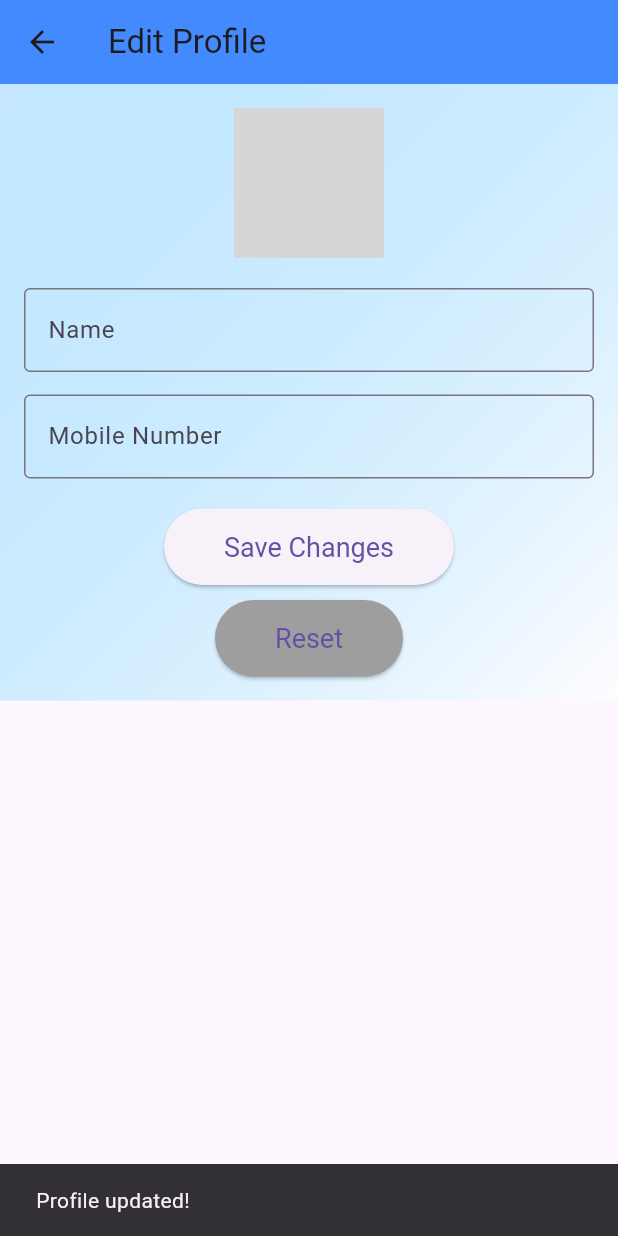
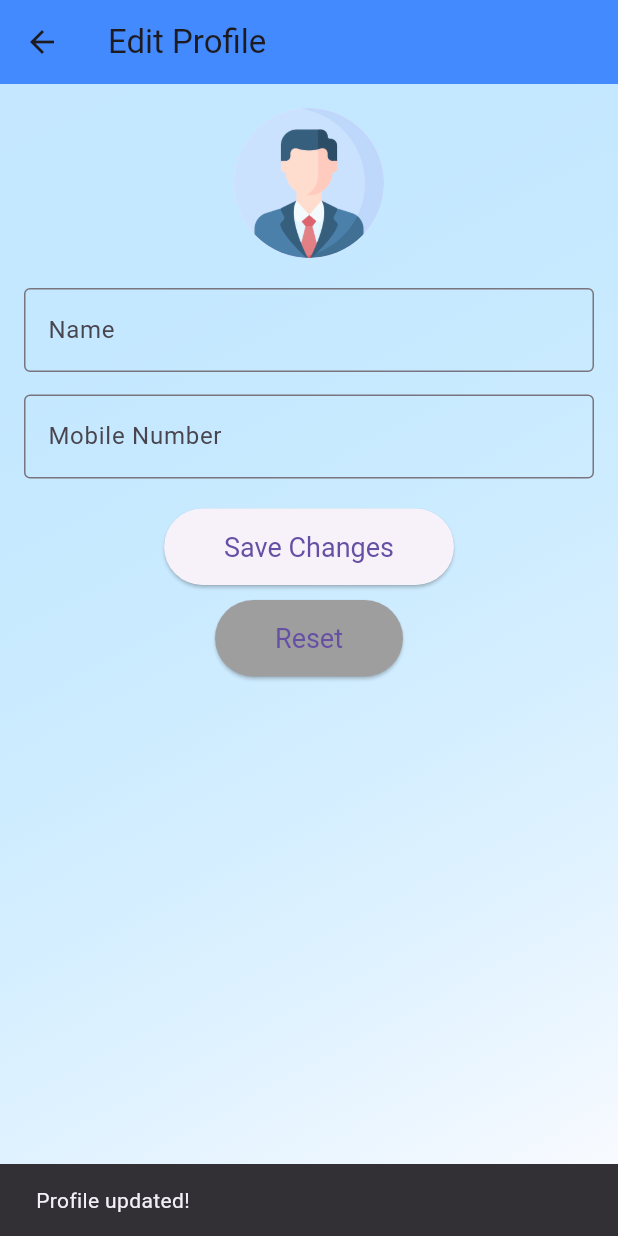
Before and after one commit to project916/speciesdectection, a Flutter app: the EditProfilePage screen opened directly, after a tap on "Save Changes", on a phone screen of 412 x 824 dp. Run offline on Flutter 3.47's test engine with Material 3 defaults, Android fonts, the phone set to English and light mode, and no system bars; our stand-ins replace cloud_firestore, file_picker, firebase_auth, firebase_core; accounts and stored records are empty; grey boxes are pictures that could not be loaded.

Commit message:
firebase13

```diff
--- a/lib/detection and processing/screens/EditProfilePage.dart
+++ b/lib/detection and processing/screens/EditProfilePage.dart
@@ -19,7 +19,6 @@ class EditProfilePageState extends State<EditProfilePage> {
   // Store the original values to reset fields
   String originalName = '';
   String originalMobile = '';
-  String profileImageUrl = ''; // Store profile image URL (default or uploaded)
 
   @override
   void initState() {
@@ -48,8 +47,6 @@ class EditProfilePageState extends State<EditProfilePage> {
         setState(() {
           originalName = data['name'] ?? '';
           originalMobile = data['mobile'] ?? '';
-          profileImageUrl =
-              data['profileImageUrl'] ?? ''; // Set the profile image URL
 
           _nameController.text = originalName;
           _mobileController.text = originalMobile;
@@ -96,6 +93,7 @@ class EditProfilePageState extends State<EditProfilePage> {
         backgroundColor: Colors.blueAccent,
       ),
       body: Container(
+        constraints: BoxConstraints.expand(), // Ensure the container takes up all available space
         decoration: BoxDecoration(
           gradient: LinearGradient(
             colors: [
@@ -107,22 +105,16 @@ class EditProfilePageState extends State<EditProfilePage> {
           ),
         ),
         child: SingleChildScrollView(
-          // Wrap the body with SingleChildScrollView
           child: Padding(
             padding: const EdgeInsets.all(16.0),
             child: Center(
               child: Column(
-                mainAxisSize: MainAxisSize
-                    .min, // To make sure content doesn't take up all the space
+                mainAxisSize: MainAxisSize.min, // To make sure content doesn't take up all the space
                 children: [
-                  // Profile Picture (optional: you can add a picker here)
+                  // Default Profile Picture (No option for change)
                   CircleAvatar(
                     radius: 50,
-                    backgroundImage: profileImageUrl.isNotEmpty
-                        ? NetworkImage(
-                            profileImageUrl) // Use the user's image if available
-                        : AssetImage('assets/images/default_profile.png')
-                            as ImageProvider, // Default image if no profile picture
+                    backgroundImage: AssetImage('asset/images/profile_image.png'), // Default image
                   ),
                   SizedBox(height: 20),
 
@@ -151,8 +143,7 @@ class EditProfilePageState extends State<EditProfilePage> {
                     onPressed: _updateUserProfile,
                     child: Text('Save Changes'),
                     style: ElevatedButton.styleFrom(
-                      padding:
-                          EdgeInsets.symmetric(horizontal: 40, vertical: 15),
+                      padding: EdgeInsets.symmetric(horizontal: 40, vertical: 15),
                       textStyle: TextStyle(fontSize: 18),
                     ),
                   ),
@@ -163,11 +154,9 @@ class EditProfilePageState extends State<EditProfilePage> {
                     onPressed: _resetFields,
                     child: Text('Reset'),
                     style: ElevatedButton.styleFrom(
-                      padding:
-                          EdgeInsets.symmetric(horizontal: 40, vertical: 15),
+                      padding: EdgeInsets.symmetric(horizontal: 40, vertical: 15),
                       backgroundColor: Colors.grey,
-                      textStyle: TextStyle(
-                          fontSize: 18), // Grey color for reset button
+                      textStyle: TextStyle(fontSize: 18),
                     ),
                   ),
                 ],
```
